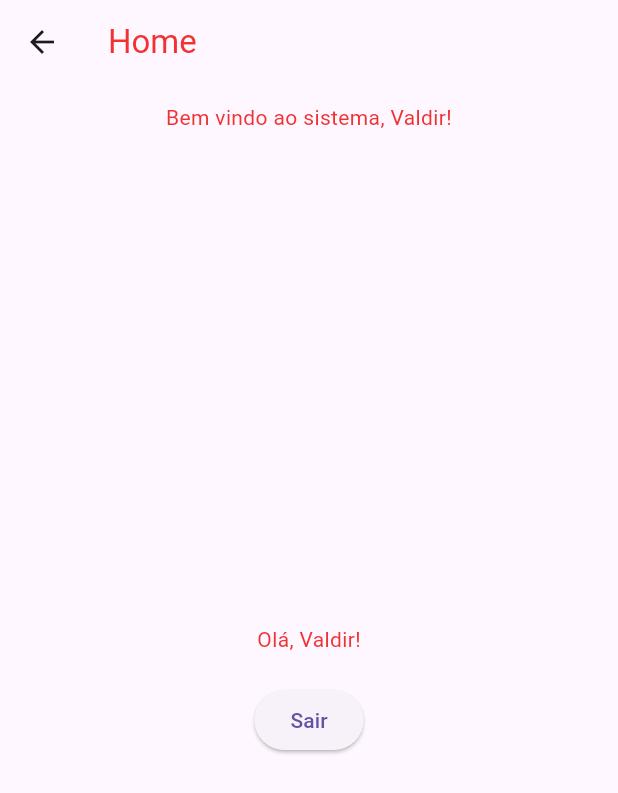
After one commit to febzr/proj-dsi, a Flutter app: the HomePage screen opened by its route, on a phone screen of 412 x 824 dp. The commit adds this screen. Shown: the top 793 px of the screen. Run offline on Flutter 3.47's test engine with Material 3 defaults, Android fonts, the phone set to English and light mode, and no system bars.

Commit message:
Adição da lógica dos botões e home.dart

```diff
--- /dev/null
+++ b/cardiocare/lib/home.dart
@@ -0,0 +1,48 @@
+import 'package:flutter/material.dart';
+
+class HomePage extends StatelessWidget {
+  const HomePage({super.key});
+
+  @override
+  Widget build(BuildContext context) {
+    return Scaffold(
+      appBar: AppBar(
+        title: const Text('Home',
+            textAlign: TextAlign.center,
+            style: TextStyle(color: Color(0xFFF13232))),
+        bottom: const PreferredSize(
+          preferredSize: Size.fromHeight(40),
+          child: Padding(
+            padding: EdgeInsets.symmetric(vertical: 8.0),
+            child: Text(
+              'Bem vindo ao sistema, Valdir!',
+              textAlign: TextAlign.center,
+              style: TextStyle(color: Color(0xFFF13232)),
+            ),
+          ),
+        ),
+      ),
+      body: Center(
+        child: Padding(
+          padding: const EdgeInsets.all(16.0),
+          child: Column(
+            mainAxisAlignment: MainAxisAlignment.center,
+            children: <Widget>[
+              const Text(
+                'Olá, Valdir!',
+                style: TextStyle(fontSize: 14, color: Color(0xFFF13232)),
+              ),
+              const SizedBox(height: 20.0),
+              ElevatedButton(
+                onPressed: () {
+                  Navigator.pop(context);
+                },
+                child: const Text('Sair'),
+              ),
+            ],
+          ),
+        ),
+      ),
+    );
+  }
+}
```
Also changed, not shown: cardiocare/lib/main.dart (+91 -53 lines).
